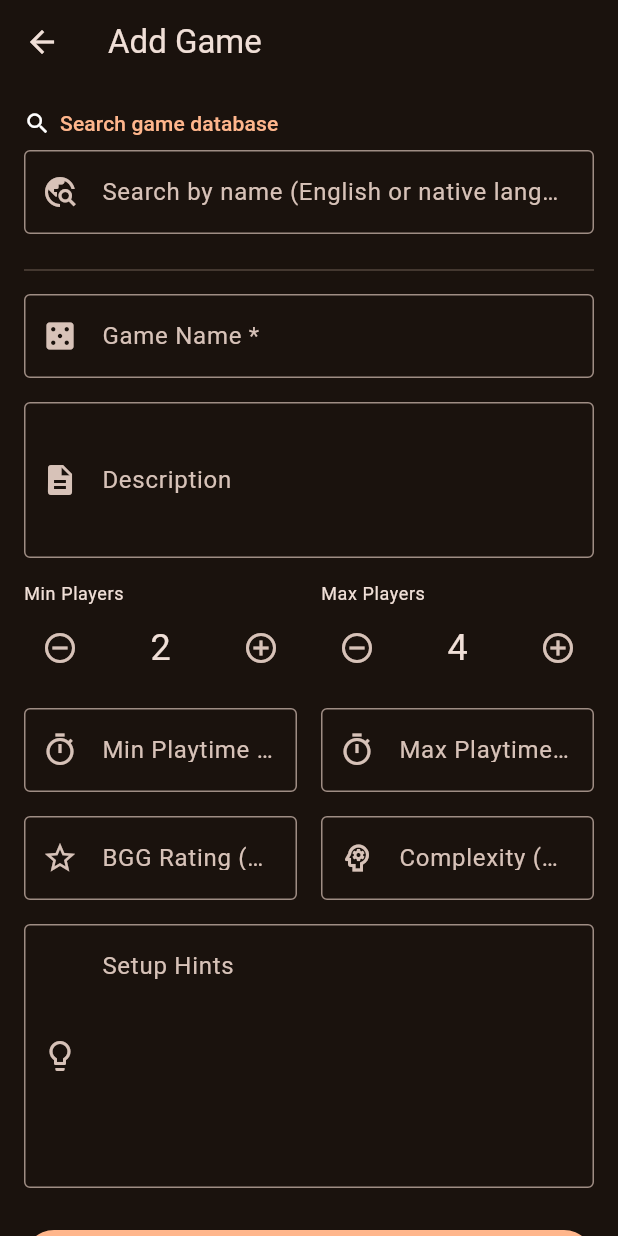
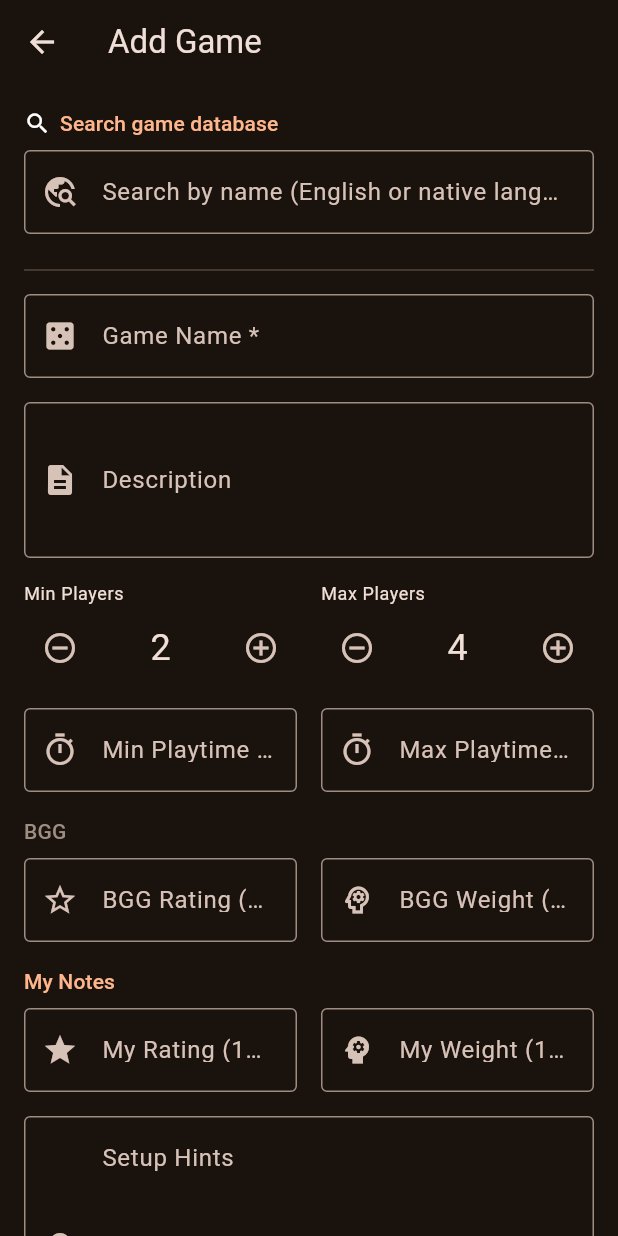
Before and after one commit to Kovali0/BoardGameApp, a Flutter app: the screen it shows after launch, after a tap on "Add Game", on a phone screen of 412 x 824 dp. Run offline on Flutter 3.47's test engine with Material 3 defaults, Android fonts, the light colour scheme and no system bars; our stand-ins replace sqflite; accounts and stored records are empty; network calls fail.

Commit message:
feat: add own notes and weight rating

```diff
--- a/lib/db/database_helper.dart
+++ b/lib/db/database_helper.dart
@@ -21,7 +21,7 @@ class DatabaseHelper {
     final path = join(dbPath, 'board_game_manager.db');
     return openDatabase(
       path,
-      version: 5,
+      version: 6,
       onCreate: _onCreate,
       onUpgrade: _onUpgrade,
     );
@@ -50,6 +50,10 @@ class DatabaseHelper {
       await db.execute('ALTER TABLE games ADD COLUMN bgg_rating REAL');
       await db.execute('ALTER TABLE games ADD COLUMN complexity REAL');
     }
+    if (oldVersion < 6) {
+      await db.execute('ALTER TABLE games ADD COLUMN my_rating REAL');
+      await db.execute('ALTER TABLE games ADD COLUMN my_weight REAL');
+    }
   }
 
   Future<void> _onCreate(Database db, int version) async {
@@ -68,7 +72,9 @@ class DatabaseHelper {
         min_playtime INTEGER,
         max_playtime INTEGER,
         bgg_rating REAL,
-        complexity REAL
+        complexity REAL,
+        my_rating REAL,
+        my_weight REAL
       )
     ''');
 
--- a/lib/models/board_game.dart
+++ b/lib/models/board_game.dart
@@ -13,6 +13,8 @@ class BoardGame {
   final int? maxPlaytime;
   final double? bggRating;
   final double? complexity;
+  final double? myRating;
+  final double? myWeight;
 
   const BoardGame({
     required this.id,
@@ -29,6 +31,8 @@ class BoardGame {
     this.maxPlaytime,
     this.bggRating,
     this.complexity,
+    this.myRating,
+    this.myWeight,
   });
 
   Map<String, dynamic> toMap() => {
@@ -46,6 +50,8 @@ class BoardGame {
         'max_playtime': maxPlaytime,
         'bgg_rating': bggRating,
         'complexity': complexity,
+        'my_rating': myRating,
+        'my_weight': myWeight,
       };
 
   factory BoardGame.fromMap(Map<String, dynamic> map) => BoardGame(
@@ -63,6 +69,8 @@ class BoardGame {
         maxPlaytime: map['max_playtime'] as int?,
         bggRating: map['bgg_rating'] as double?,
         complexity: map['complexity'] as double?,
+        myRating: map['my_rating'] as double?,
+        myWeight: map['my_weight'] as double?,
       );
 
   BoardGame copyWith({
@@ -78,6 +86,8 @@ class BoardGame {
     int? maxPlaytime,
     double? bggRating,
     double? complexity,
+    double? myRating,
+    double? myWeight,
   }) =>
       BoardGame(
         id: id,
@@ -94,5 +104,7 @@ class BoardGame {
         maxPlaytime: maxPlaytime ?? this.maxPlaytime,
         bggRating: bggRating ?? this.bggRating,
         complexity: complexity ?? this.complexity,
+        myRating: myRating ?? this.myRating,
+        myWeight: myWeight ?? this.myWeight,
       );
 }
--- a/lib/providers/game_provider.dart
+++ b/lib/providers/game_provider.dart
@@ -27,6 +27,8 @@ class GameProvider with ChangeNotifier {
     int? maxPlaytime,
     double? bggRating,
     double? complexity,
+    double? myRating,
+    double? myWeight,
   }) async {
     final game = BoardGame(
       id: _uuid.v4(),
@@ -43,6 +45,8 @@ class GameProvider with ChangeNotifier {
       maxPlaytime: maxPlaytime,
       bggRating: bggRating,
       complexity: complexity,
+      myRating: myRating,
+      myWeight: myWeight,
     );
     await _db.insertGame(game);
     _games.add(game);
--- a/lib/screens/catalog/add_game_screen.dart
+++ b/lib/screens/catalog/add_game_screen.dart
@@ -25,6 +25,8 @@ class _AddGameScreenState extends State<AddGameScreen> {
   late final TextEditingController _maxPlaytimeController;
   late final TextEditingController _bggRatingController;
   late final TextEditingController _complexityController;
+  late final TextEditingController _myRatingController;
+  late final TextEditingController _myWeightController;
 
   final _bgg = BggService();
   final _searchController = TextEditingController();
@@ -55,6 +57,10 @@ class _AddGameScreenState extends State<AddGameScreen> {
         TextEditingController(text: g?.bggRating?.toStringAsFixed(1) ?? '');
     _complexityController =
         TextEditingController(text: g?.complexity?.toStringAsFixed(1) ?? '');
+    _myRatingController =
+        TextEditingController(text: g?.myRating?.toStringAsFixed(1) ?? '');
+    _myWeightController =
+        TextEditingController(text: g?.myWeight?.toStringAsFixed(1) ?? '');
     _imageUrl = g?.imageUrl;
     _thumbnailUrl = g?.thumbnailUrl;
   }
@@ -69,6 +75,8 @@ class _AddGameScreenState extends State<AddGameScreen> {
     _maxPlaytimeController.dispose();
     _bggRatingController.dispose();
     _complexityController.dispose();
+    _myRatingController.dispose();
+    _myWeightController.dispose();
     _debounce?.cancel();
     super.dispose();
   }
@@ -159,6 +167,8 @@ class _AddGameScreenState extends State<AddGameScreen> {
     final maxPlaytime = int.tryParse(_maxPlaytimeController.text.trim());
     final bggRating = double.tryParse(_bggRatingController.text.trim());
     final complexity = double.tryParse(_complexityController.text.trim());
+    final myRating = double.tryParse(_myRatingController.text.trim());
+    final myWeight = double.tryParse(_myWeightController.text.trim());
 
     if (_isEditing) {
       await provider.updateGame(widget.game!.copyWith(
@@ -173,6 +183,8 @@ class _AddGameScreenState extends State<AddGameScreen> {
         maxPlaytime: maxPlaytime,
         bggRating: bggRating,
         complexity: complexity,
+        myRating: myRating,
+        myWeight: myWeight,
       ));
     } else {
       await provider.addGame(
@@ -187,6 +199,8 @@ class _AddGameScreenState extends State<AddGameScreen> {
         maxPlaytime: maxPlaytime,
         bggRating: bggRating,
         complexity: complexity,
+        myRating: myRating,
+        myWeight: myWeight,
       );
     }
     if (mounted) Navigator.pop(context);
@@ -322,6 +336,8 @@ class _AddGameScreenState extends State<AddGameScreen> {
                 ],
               ),
               const SizedBox(height: 16),
+              Text('BGG', style: Theme.of(context).textTheme.labelLarge?.copyWith(color: Theme.of(context).colorScheme.outline)),
+              const SizedBox(height: 8),
               Row(
                 children: [
                   Expanded(
@@ -346,9 +362,51 @@ class _AddGameScreenState extends State<AddGameScreen> {
                     child: TextFormField(
                       controller: _complexityController,
                       decoration: const InputDecoration(
-                        labelText: 'Complexity (1–5)',
+                        labelText: 'BGG Weight (1–5)',
                         border: OutlineInputBorder(),
                         prefixIcon: Icon(Icons.psychology_outlined),
+                      ),
+                      keyboardType: const TextInputType.numberWithOptions(decimal: true),
+                      validator: (v) {
+                        if (v == null || v.trim().isEmpty) return null;
+                        final n = double.tryParse(v.trim());
+                        if (n == null || n < 1 || n > 5) return '1–5';
+                        return null;
+                      },
+                    ),
+                  ),
+                ],
+              ),
+              const SizedBox(height: 16),
+              Text('My Notes', style: Theme.of(context).textTheme.labelLarge?.copyWith(color: Theme.of(context).colorScheme.primary)),
+              const SizedBox(height: 8),
+              Row(
+                children: [
+                  Expanded(
+                    child: TextFormField(
+                      controller: _myRatingController,
+                      decoration: const InputDecoration(
+                        labelText: 'My Rating (1–10)',
+                        border: OutlineInputBorder(),
+                        prefixIcon: Icon(Icons.star),
+                      ),
+                      keyboardType: const TextInputType.numberWithOptions(decimal: true),
+                      validator: (v) {
+                        if (v == null || v.trim().isEmpty) return null;
+                        final n = double.tryParse(v.trim());
+                        if (n == null || n < 1 || n > 10) return '1–10';
+                        return null;
+                      },
+                    ),
+                  ),
+                  const SizedBox(width: 16),
+                  Expanded(
+                    child: TextFormField(
+                      controller: _myWeightController,
+                      decoration: const InputDecoration(
+                        labelText: 'My Weight (1–5)',
+                        border: OutlineInputBorder(),
+                        prefixIcon: Icon(Icons.psychology),
                       ),
                       keyboardType: const TextInputType.numberWithOptions(decimal: true),
                       validator: (v) {
```
Also changed, not shown: lib/screens/catalog/game_detail_screen.dart (+39 -10 lines).
